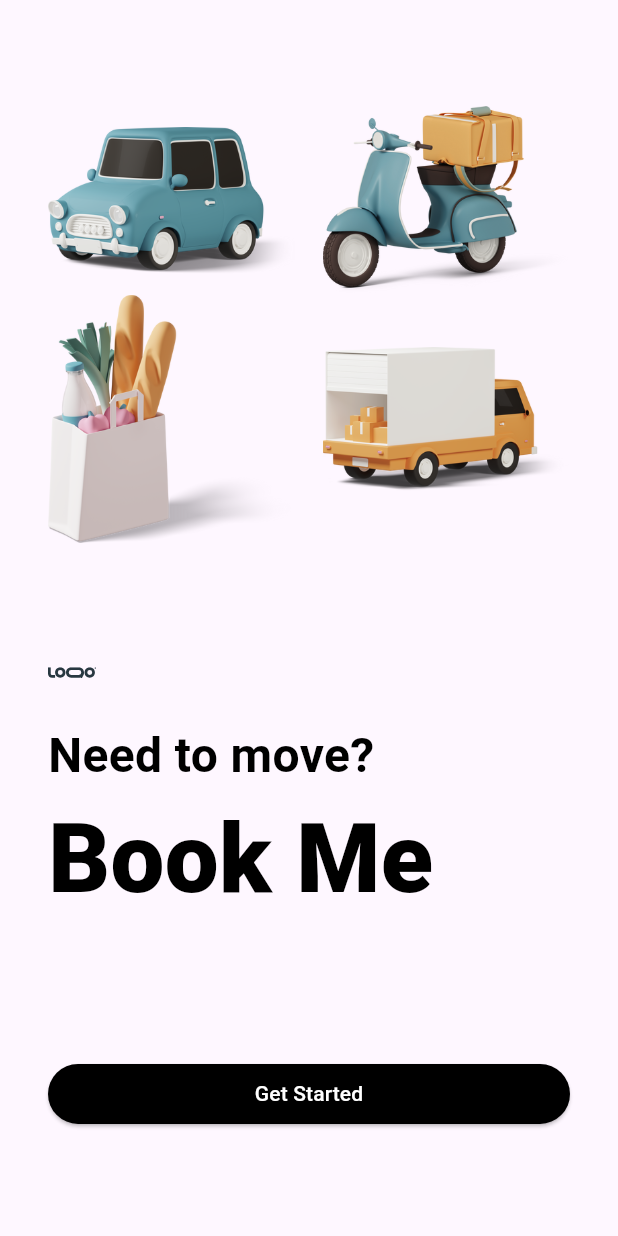
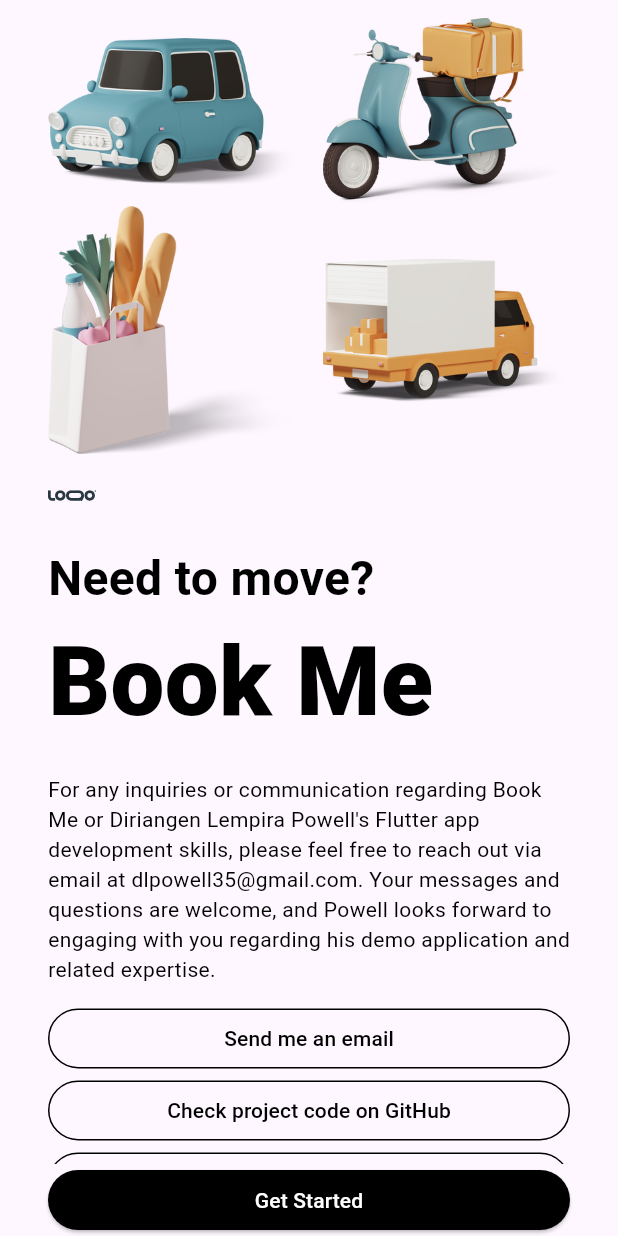
Before and after one commit to iansstuff15/book_me, a Flutter app: the screen it shows after launch, on a phone screen of 412 x 824 dp. Run offline on Flutter 3.47's test engine with Material 3 defaults, Android fonts, the phone set to English and light mode, and no system bars; our stand-ins replace flutter_svg, toastification.

Commit message:
feat: updated welcome screen with disclaimer and URLs to site and email

```diff
--- a/lib/features/components/scaffold.components.dart
+++ b/lib/features/components/scaffold.components.dart
@@ -3,21 +3,25 @@ import 'package:flutter/material.dart';
 
 class AppScaffold extends StatelessWidget {
   final List<Widget> children;
+  final Widget? bottomWidget;
   final CrossAxisAlignment? crossAxisAlignment;
   final MainAxisAlignment? mainAxisAlignment;
   const AppScaffold(
       {super.key,
       required this.children,
       this.crossAxisAlignment = CrossAxisAlignment.start,
-      this.mainAxisAlignment = MainAxisAlignment.start});
+      this.mainAxisAlignment = MainAxisAlignment.start,
+      this.bottomWidget});
 
   @override
   Widget build(BuildContext context) {
     return Scaffold(
+      bottomNavigationBar: bottomWidget,
       body: SafeArea(
           child: Padding(
               padding: const EdgeInsets.symmetric(horizontal: AppSizes.medium),
               child: SingleChildScrollView(
+                physics: const BouncingScrollPhysics(),
                 child: SizedBox(
                   height: AppSizes.getDeviceHeight(context),
                   width: AppSizes.getDeviceWidth(context),
--- a/lib/features/pages/welcome.pages.dart
+++ b/lib/features/pages/welcome.pages.dart
@@ -2,16 +2,32 @@ import 'package:book_me/config/app.config.dart';
 import 'package:book_me/config/font-weight.dart';
 import 'package:book_me/config/sizes.config.dart';
 import 'package:book_me/features/components/buttons/elevated-button.components.dart';
+import 'package:book_me/features/components/buttons/outlined-button.components.dart';
 import 'package:book_me/features/components/scaffold.components.dart';
+import 'package:book_me/util/launcher.dart';
+import 'package:book_me/util/os.dart';
 import 'package:flutter/material.dart';
 
 class WelcomePage extends StatelessWidget {
   static const String routeName = '/welcome';
-  const WelcomePage({super.key});
+
+  const WelcomePage({
+    super.key,
+  });
 
   @override
   Widget build(BuildContext context) {
     return AppScaffold(
+      bottomWidget: Padding(
+          padding: EdgeInsets.only(
+              right: AppSizes.medium,
+              left: AppSizes.medium,
+              bottom: OS.isAndroid ? 0 : AppSizes.small),
+          child: AppElevatedButton(
+            block: true,
+            label: 'Get Started',
+            onPressed: () => {},
+          )),
       crossAxisAlignment: CrossAxisAlignment.start,
       children: [
         const Spacer(),
@@ -60,14 +76,33 @@ class WelcomePage extends StatelessWidget {
           style: TextStyle(
               fontWeight: AppFontWeight.black, fontSize: AppSizes.large),
         ),
-        SizedBox(
+        const SizedBox(
           height: AppSizes.small,
         ),
+        const Text(
+            "For any inquiries or communication regarding Book Me or Diriangen Lempira Powell's Flutter app development skills, please feel free to reach out via email at dlpowell35@gmail.com. Your messages and questions are welcome, and Powell looks forward to engaging with you regarding his demo application and related expertise."),
         const Spacer(),
-        AppElevatedButton(
+        AppOutlineddButton(
+            onPressed: () {
+              Launch.email(email: 'dlpowell35@gmail.com', context: context);
+            },
+            label: 'Send me an email',
+            block: true),
+        AppOutlineddButton(
+          onPressed: () {
+            Launch.url(
+                url: 'https://github.com/iansstuff15/book_me',
+                context: context);
+          },
+          label: 'Check project code on GitHub',
           block: true,
-          label: 'Get Started',
-          onPressed: () => {},
+        ),
+        AppOutlineddButton(
+          onPressed: () {
+            Launch.url(url: 'https://by-ian.dev', context: context);
+          },
+          label: 'Check out Ian\'s website',
+          block: true,
         ),
         const Spacer(),
       ],
```
Also changed, not shown: 8 other files.
